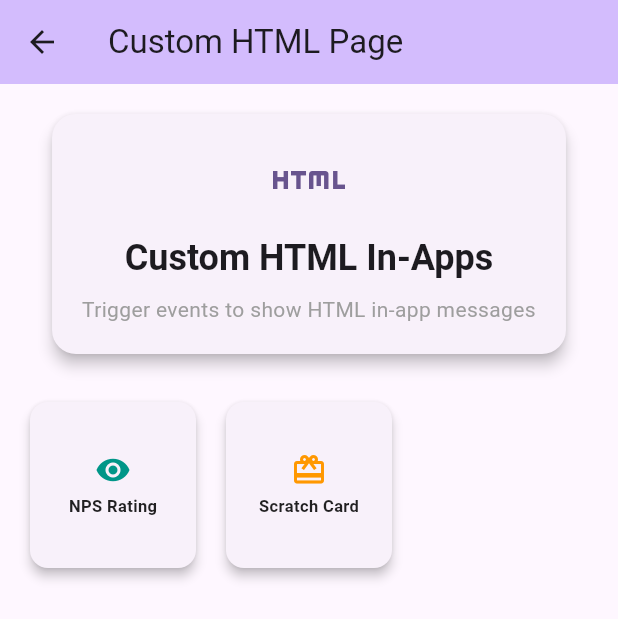
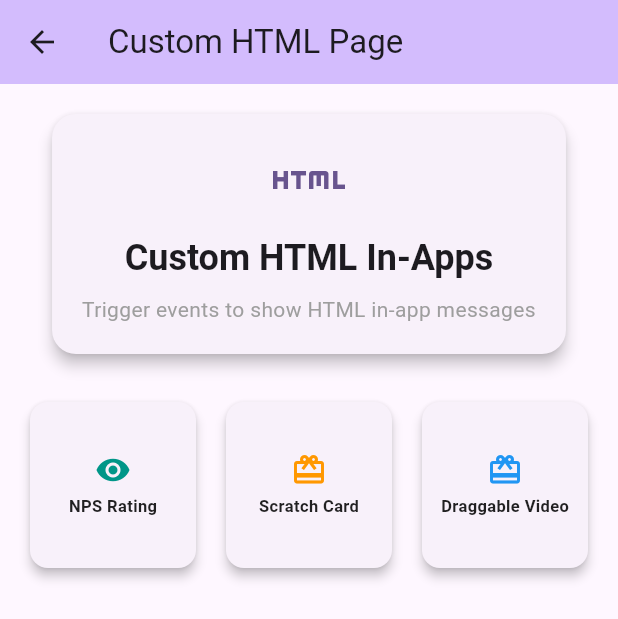
Before and after one commit to SurturFTW/CT-Flutter-Integration, a Flutter app: the CustomHtmlPage screen opened directly, on a phone screen of 412 x 824 dp. Shown: the top 619 px of the screen. Run offline on Flutter 3.47's test engine with Material 3 defaults, Android fonts, the phone set to English and light mode, and no system bars; our stand-ins replace firebase_core, geolocator, permission_handler; missing offline and left inert: clevertap_plugin; accounts and stored records are empty.

Commit message:
/*New In-App Template*/

```diff
--- a/lib/custom_html_page.dart
+++ b/lib/custom_html_page.dart
@@ -174,6 +174,15 @@ class _CustomHtmlPageState extends State<CustomHtmlPage> {
                         label: 'Scratch Card',
                         color: Colors.orange,
                       ),
+                      _buildActionCard(
+                        onPressed: () => _triggerEvent(
+                          "Cart View",
+                          "Draggable Video event triggered",
+                        ),
+                        icon: Icons.card_giftcard,
+                        label: 'Draggable Video',
+                        color: Colors.blue,
+                      ),
                     ],
                   ),
                 ],
```
Also changed, not shown: 1 other file.
